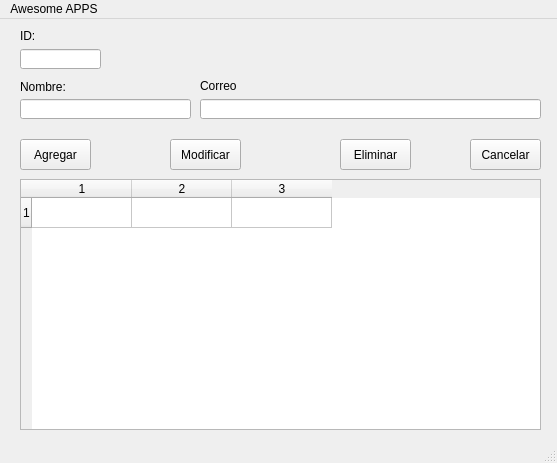
Above: ventana.ui from glitchaka/CRUD-With--python--pyqt5--and-SQLite3 before the change. Below: the same form after it.
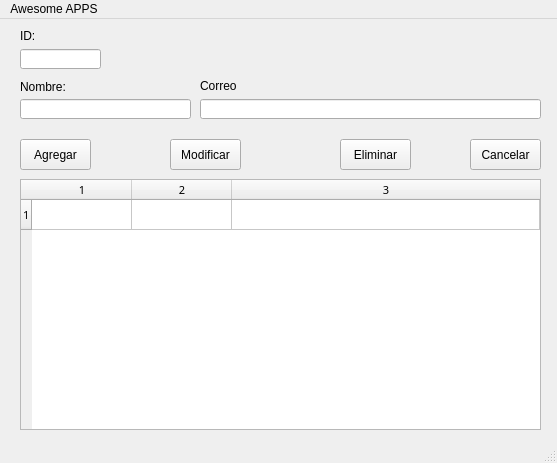
That is the form after the change.

Diff of the .ui file:
```diff
--- a/ventana.ui
+++ b/ventana.ui
@@ -75,12 +75,33 @@
       <height>251</height>
      </rect>
     </property>
+    <property name="font">
+     <font>
+      <family>Segoe UI Light</family>
+      <pointsize>8</pointsize>
+     </font>
+    </property>
+    <property name="frameShadow">
+     <enum>QFrame::Plain</enum>
+    </property>
+    <property name="sizeAdjustPolicy">
+     <enum>QAbstractScrollArea::AdjustToContents</enum>
+    </property>
+    <property name="gridStyle">
+     <enum>Qt::SolidLine</enum>
+    </property>
     <property name="rowCount">
      <number>1</number>
     </property>
     <property name="columnCount">
      <number>3</number>
     </property>
+    <attribute name="horizontalHeaderCascadingSectionResizes">
+     <bool>false</bool>
+    </attribute>
+    <attribute name="horizontalHeaderStretchLastSection">
+     <bool>true</bool>
+    </attribute>
     <row/>
     <column/>
     <column/>
```
Left out of the diff: 3 changed lines with no effect on the pictures.
